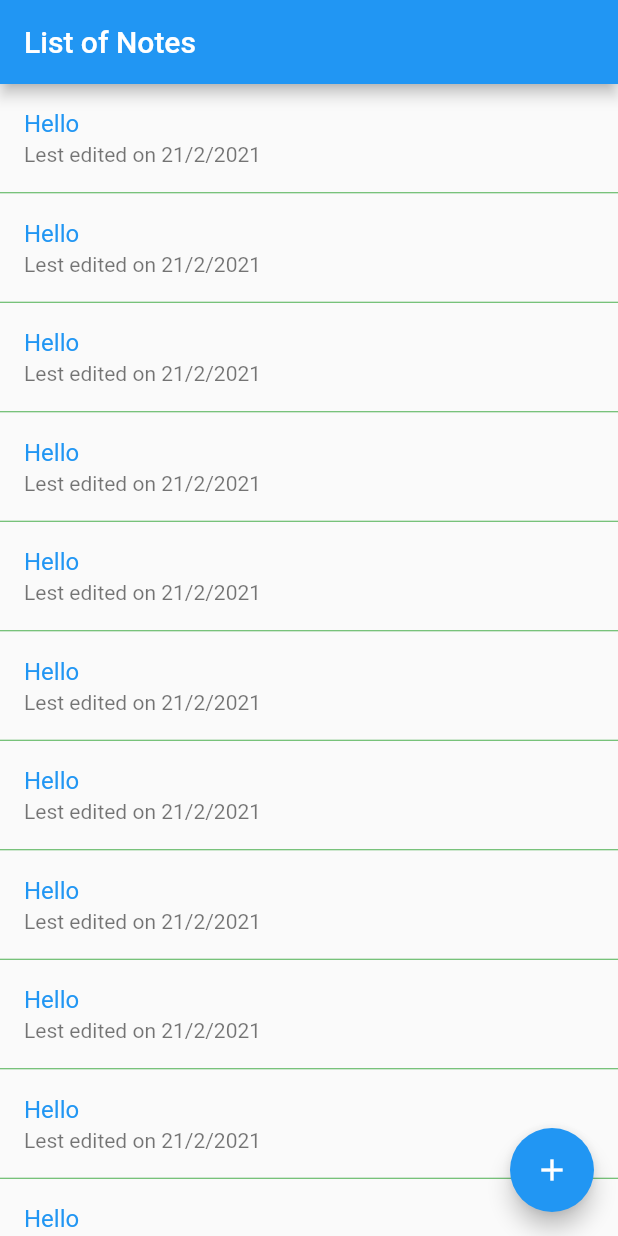
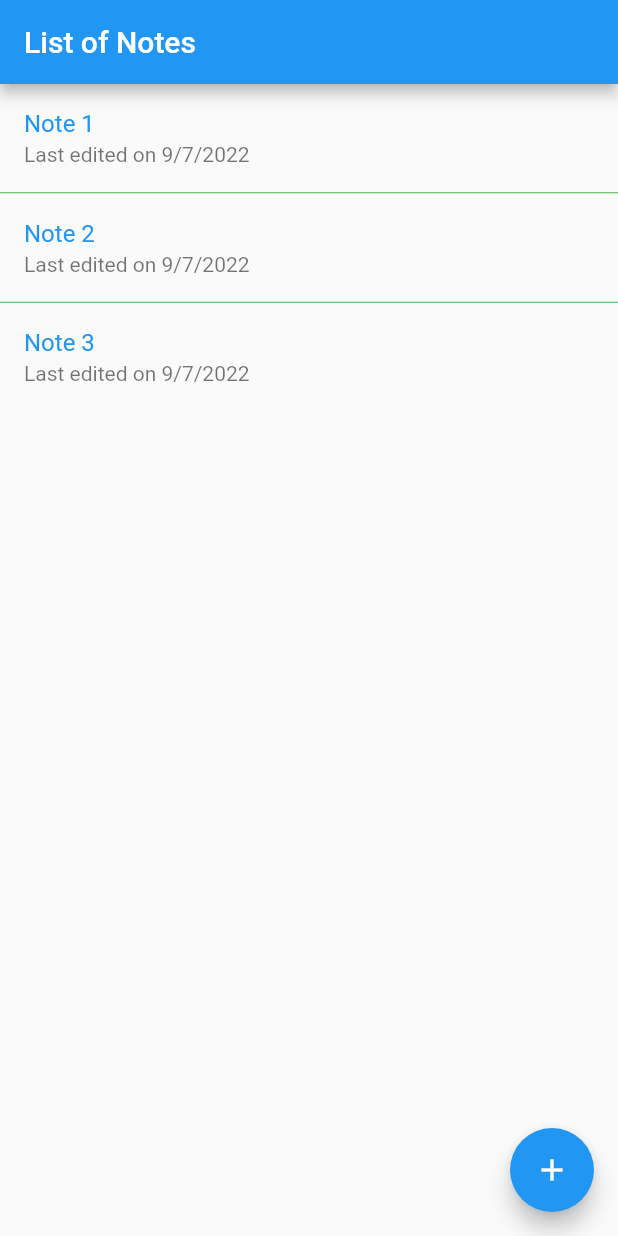
Before and after one commit to LibradillaJoshuaF21/consuming_rest_api, a Flutter app: the screen it shows after launch, on a phone screen of 412 x 824 dp. Run offline on Flutter 3.47's test engine with Material 2 defaults, Android fonts, the phone set to English and light mode, and no system bars.

Commit message:
Added Dynamic Data

```diff
--- a/lib/main.dart
+++ b/lib/main.dart
@@ -15,7 +15,7 @@ class MyApp extends StatelessWidget {
       theme: ThemeData(
         primarySwatch: Colors.blue,
       ),
-      home: const NoteList(),
+      home: NoteList(),
     );
   }
 }
--- /dev/null
+++ b/lib/models/note_for_listing.dart
@@ -0,0 +1,9 @@
+class NoteForListing {
+  String? noteID;
+  String? noteTile;
+  DateTime? createDateTime;
+  DateTime? lastEditDateTime;
+
+  NoteForListing(
+      {this.noteID, this.noteTile, this.createDateTime, this.lastEditDateTime});
+}
--- a/lib/views/note_list.dart
+++ b/lib/views/note_list.dart
@@ -1,7 +1,28 @@
+import 'package:consuming_rest_api/models/note_for_listing.dart';
 import 'package:flutter/material.dart';
 
 class NoteList extends StatelessWidget {
-  const NoteList({Key? key}) : super(key: key);
+  final notes = [
+    NoteForListing(
+        noteID: "1",
+        createDateTime: DateTime.now(),
+        lastEditDateTime: DateTime.now(),
+        noteTile: "Note 1"),
+    NoteForListing(
+        noteID: "2",
+        createDateTime: DateTime.now(),
+        lastEditDateTime: DateTime.now(),
+        noteTile: "Note 2"),
+    NoteForListing(
+        noteID: "3",
+        createDateTime: DateTime.now(),
+        lastEditDateTime: DateTime.now(),
+        noteTile: "Note 3"),
+  ];
+
+  String formatDateTime(DateTime dateTime) {
+    return '${dateTime.day}/${dateTime.month}/${dateTime.year}';
+  }
 
   @override
   Widget build(BuildContext context) {
@@ -17,13 +38,14 @@ class NoteList extends StatelessWidget {
         itemBuilder: (context, index) {
           return ListTile(
             title: Text(
-              'Hello',
+              notes[index].noteTile!,
               style: TextStyle(color: Theme.of(context).primaryColor),
             ),
-            subtitle: const Text('Lest edited on 21/2/2021'),
+            subtitle: Text(
+                'Last edited on ${formatDateTime(notes[index].lastEditDateTime!)}'),
           );
         },
-        itemCount: 30,
+        itemCount: notes.length,
       ),
     );
   }
```
